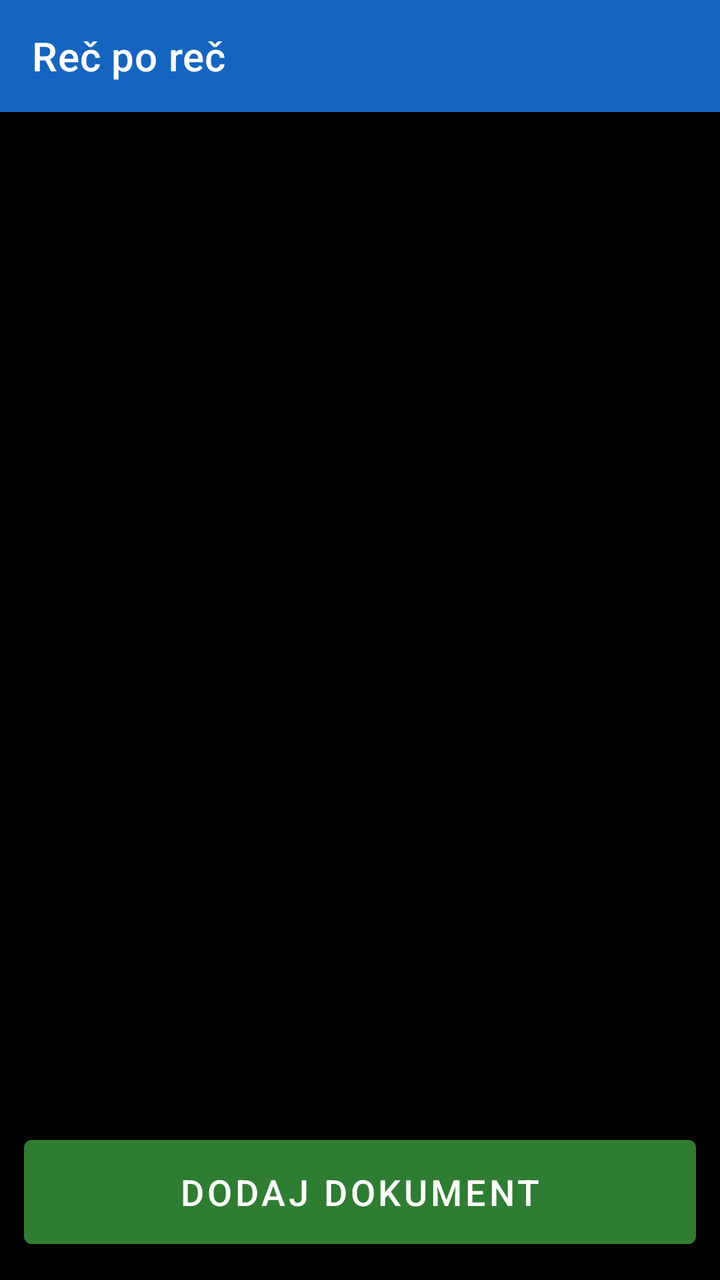
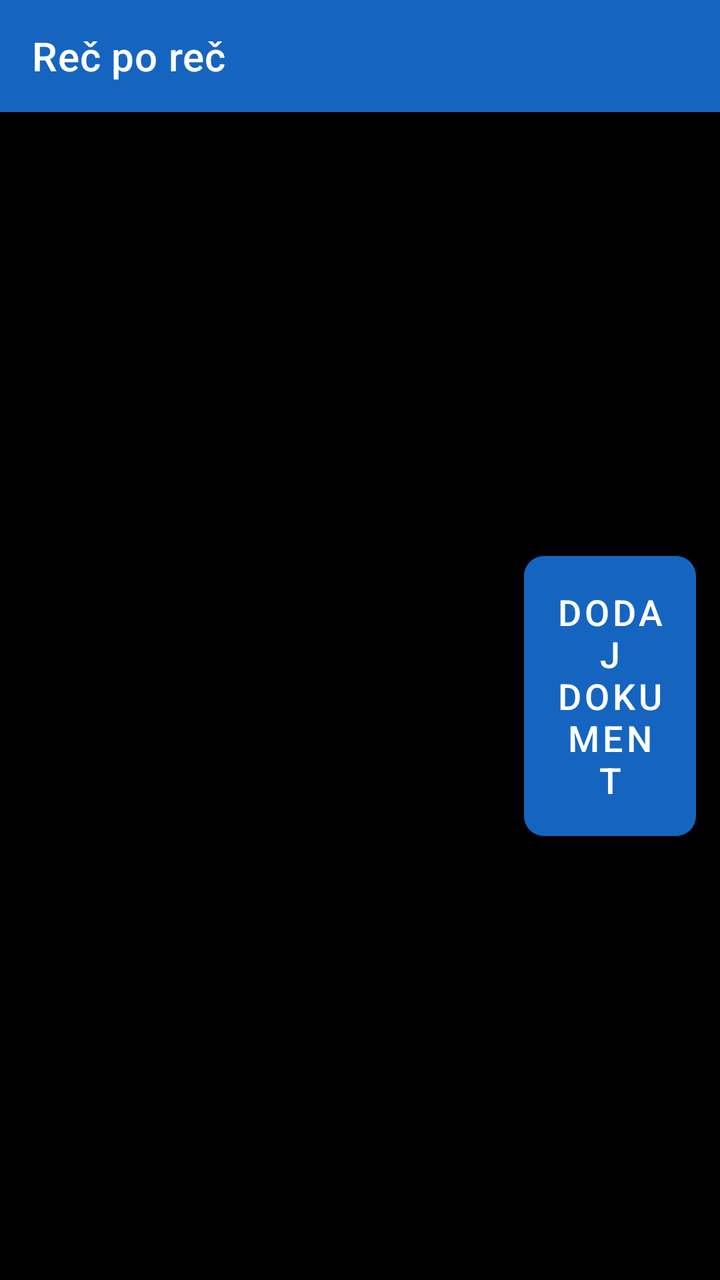

Two renders of the same Android screen: before a commit and after it. Below are the layout's source before the change and the commit's diff.
<!-- AndroidManifest.xml: application theme Theme.RecPoRec -->
<!-- res/layout/activity_document_list.xml -->
<?xml version="1.0" encoding="utf-8"?>
<LinearLayout xmlns:android="http://schemas.android.com/apk/res/android"
    xmlns:app="http://schemas.android.com/apk/res-auto"
    android:layout_width="match_parent"
    android:layout_height="match_parent"
    android:orientation="vertical"
    android:fitsSystemWindows="true"
    android:background="@color/background">

    <androidx.appcompat.widget.Toolbar
        android:id="@+id/toolbar"
        android:layout_width="match_parent"
        android:layout_height="?attr/actionBarSize"
        android:background="@color/btn_voice"
        android:titleTextColor="@color/text_primary"
        app:title="@string/app_name" />

    <androidx.recyclerview.widget.RecyclerView
        android:id="@+id/recyclerDocuments"
        android:layout_width="match_parent"
        android:layout_height="0dp"
        android:layout_weight="1"
        android:padding="8dp" />

    <TextView
        android:id="@+id/emptyView"
        android:layout_width="match_parent"
        android:layout_height="0dp"
        android:layout_weight="1"
        android:gravity="center"
        android:visibility="gone"
        android:padding="24dp"
        android:textSize="18sp"
        android:textColor="@color/text_primary"
        android:text="@string/no_documents" />

    <LinearLayout
        android:layout_width="match_parent"
        android:layout_height="wrap_content"
        android:orientation="horizontal"
        android:padding="12dp">

        <Button
            android:id="@+id/btnAddDocument"
            android:layout_width="match_parent"
            android:layout_height="64dp"
            android:textSize="18sp"
            android:backgroundTint="@color/btn_chapter"
            android:textColor="@color/button_text"
            android:text="@string/add_document" />
    </LinearLayout>

</LinearLayout>
<!-- resources referenced by this layout -->
<resources>
  <color name="background">#000000</color>
  <color name="btn_chapter">#2E7D32</color>
  <color name="btn_voice">#1565C0</color>
  <color name="button_text">#FFFFFF</color>
  <color name="text_primary">#FFFFFF</color>
  <string name="add_document">Dodaj dokument</string>
  <string name="app_name">Reč po reč</string>
  <string name="no_documents">Nema dodatih dokumenata. Dodirnite dugme za dodavanje.</string>
  <style name="Theme.RecPoRec" parent="Theme.MaterialComponents.DayNight.NoActionBar">
          <item name="android:windowBackground">@color/background</item>
          <item name="android:textColorPrimary">@color/text_primary</item>
          <item name="colorPrimary">@color/btn_voice</item>
          <item name="colorOnPrimary">@color/button_text</item>
      </style>
</resources>

<!-- the commit's change to res/layout/activity_document_list.xml (unified diff, before → after) -->
@@ -15,39 +15,54 @@
         android:titleTextColor="@color/text_primary"
         app:title="@string/app_name" />
 
-    <androidx.recyclerview.widget.RecyclerView
-        android:id="@+id/recyclerDocuments"
+    <LinearLayout
         android:layout_width="match_parent"
         android:layout_height="0dp"
         android:layout_weight="1"
-        android:padding="8dp" />
+        android:orientation="horizontal">
 
-    <TextView
-        android:id="@+id/emptyView"
-        android:layout_width="match_parent"
-        android:layout_height="0dp"
-        android:layout_weight="1"
-        android:gravity="center"
-        android:visibility="gone"
-        android:padding="24dp"
-        android:textSize="18sp"
-        android:textColor="@color/text_primary"
-        android:text="@string/no_documents" />
+        <FrameLayout
+            android:layout_width="0dp"
+            android:layout_height="match_parent"
+            android:layout_weight="1">
 
-    <LinearLayout
-        android:layout_width="match_parent"
-        android:layout_height="wrap_content"
-        android:orientation="horizontal"
-        android:padding="12dp">
+            <androidx.recyclerview.widget.RecyclerView
+                android:id="@+id/recyclerDocuments"
+                android:layout_width="match_parent"
+                android:layout_height="match_parent"
+                android:padding="8dp" />
 
-        <Button
-            android:id="@+id/btnAddDocument"
-            android:layout_width="match_parent"
-            android:layout_height="64dp"
-            android:textSize="18sp"
-            android:backgroundTint="@color/btn_chapter"
-            android:textColor="@color/button_text"
-            android:text="@string/add_document" />
+            <TextView
+                android:id="@+id/emptyView"
+                android:layout_width="match_parent"
+                android:layout_height="match_parent"
+                android:gravity="center"
+                android:visibility="gone"
+                android:padding="24dp"
+                android:textSize="18sp"
+                android:textColor="@color/text_primary"
+                android:text="@string/no_documents" />
+        </FrameLayout>
+
+        
+        <LinearLayout
+            android:layout_width="110dp"
+            android:layout_height="match_parent"
+            android:orientation="vertical"
+            android:gravity="center_vertical"
+            android:padding="12dp">
+
+            <Button
+                android:id="@+id/btnAddDocument"
+                android:layout_width="match_parent"
+                android:layout_height="140dp"
+                android:textSize="18sp"
+                android:backgroundTint="@color/btn_chapter"
+                android:textColor="@color/button_text"
+                android:background="@drawable/key_button_shape"
+                android:text="@string/add_document" />
+        </LinearLayout>
+
     </LinearLayout>
 
 </LinearLayout>
<!-- resource entries referenced after the edit -->
@@ -5,6 +5,13 @@
   <color name="btn_voice">#1565C0</color>
   <color name="button_text">#FFFFFF</color>
   <color name="text_primary">#FFFFFF</color>
+  <!-- drawable key_button_shape (drawable) -->
+  <?xml version="1.0" encoding="utf-8"?>
+  <shape xmlns:android="http://schemas.android.com/apk/res/android"
+      android:shape="rectangle">
+      <corners android:radius="10dp" />
+      <solid android:color="#FFFFFF" />
+  </shape>
   <string name="add_document">Dodaj dokument</string>
   <string name="app_name">Reč po reč</string>
   <string name="no_documents">Nema dodatih dokumenata. Dodirnite dugme za dodavanje.</string>
